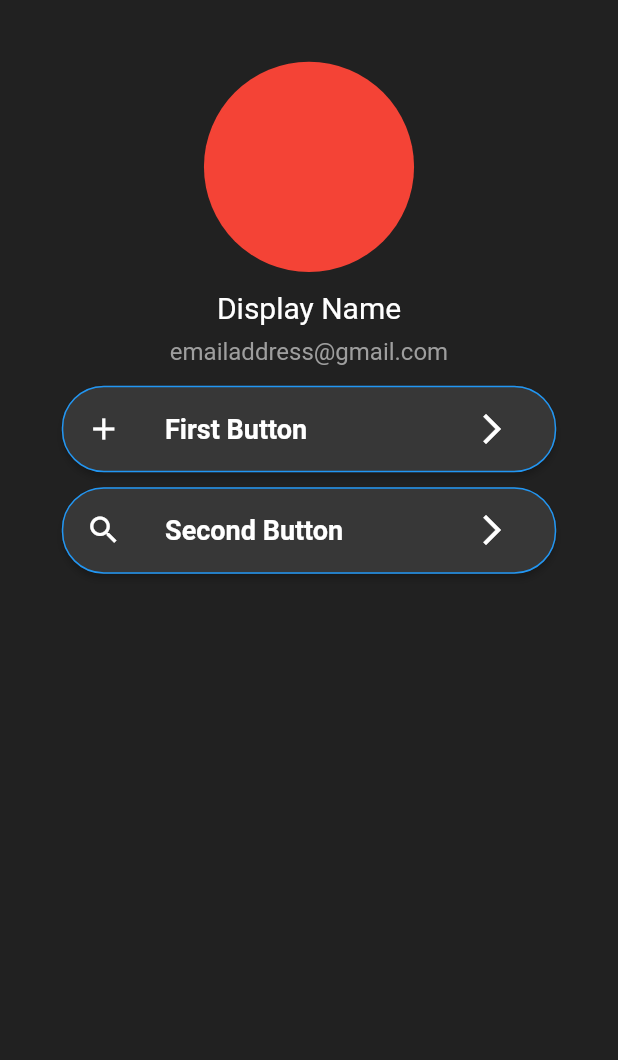
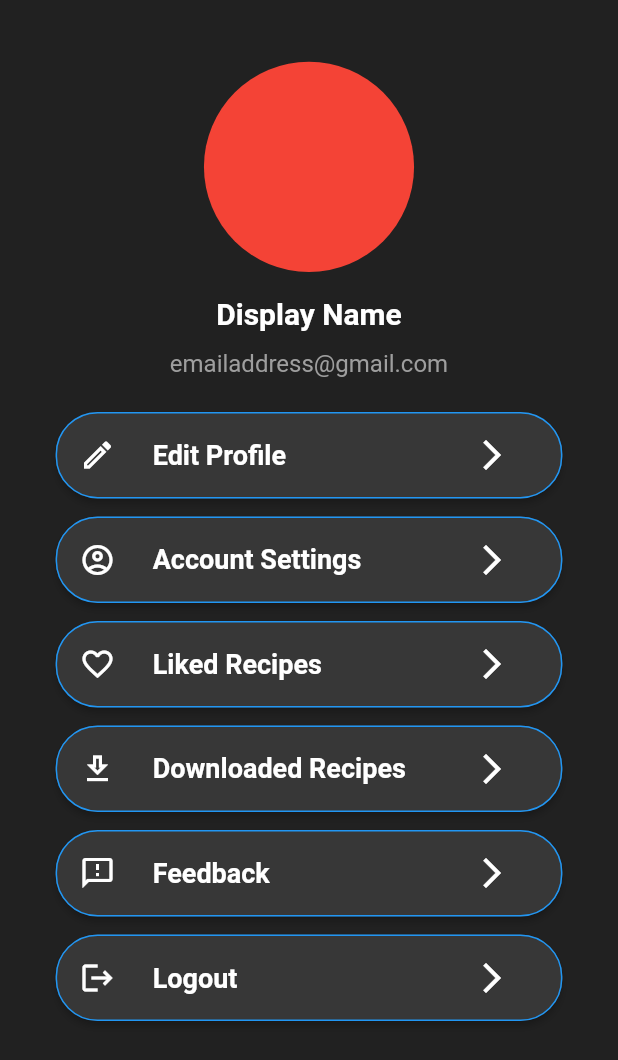
Before and after one commit to Akshaykale84/RecipeApp, a Flutter app: the ProfilePage screen opened directly, on a phone screen of 412 x 824 dp. Shown: the top 1060 px of the screen. Run offline on Flutter 3.47's test engine with Material 2 defaults, Android fonts, the phone set to English and light mode, and no system bars; our stand-ins replace carousel_slider, google_nav_bar.

Commit message:
search & profile page ui completed

```diff
--- a/lib/screens/homepage/components/desert_list.dart
+++ b/lib/screens/homepage/components/desert_list.dart
@@ -17,7 +17,7 @@ class DesertList extends StatelessWidget {
       padding: EdgeInsets.fromLTRB(1, 0, 1, 5),
       decoration: BoxDecoration(
         borderRadius: BorderRadius.circular(20),
-        color: Colors.grey,
+        color: Colors.transparent,
       ),
       margin: EdgeInsets.all(5.0),
       alignment: Alignment.centerLeft,
--- a/lib/screens/homepage/components/popular_list.dart
+++ b/lib/screens/homepage/components/popular_list.dart
@@ -16,7 +16,7 @@ class PopularList extends StatelessWidget {
       padding: EdgeInsets.fromLTRB(1, 0, 1, 5),
       decoration: BoxDecoration(
         borderRadius: BorderRadius.circular(20),
-        color: Colors.grey,
+        color: Colors.transparent,
       ),
       margin: EdgeInsets.all(5.0),
       alignment: Alignment.centerLeft,
--- a/lib/screens/profilepage/components/profile_button.dart
+++ b/lib/screens/profilepage/components/profile_button.dart
@@ -14,9 +14,9 @@ class ProfileButton extends StatelessWidget {
   @override
   Widget build(BuildContext context) {
     return Container(
-      margin: EdgeInsets.all(5),
+      margin: EdgeInsets.all(6),
       height: MediaQuery.of(context).size.height * 0.07,
-      width: MediaQuery.of(context).size.width * 0.80,
+      width: MediaQuery.of(context).size.width * 0.82,
       child: RaisedButton(
         color: Color(0xff373737),
         shape: RoundedRectangleBorder(
@@ -37,12 +37,12 @@ class ProfileButton extends StatelessWidget {
             color: Colors.white,
           ),
           SizedBox(
-            width: MediaQuery.of(context).size.width * 0.07,
+            width: MediaQuery.of(context).size.width * 0.06,
           ),
           Row(
             children: [
               Container(
-                width: MediaQuery.of(context).size.width * 0.50,
+                width: MediaQuery.of(context).size.width * 0.52,
                 child: Text(
                   "$data",
                   style: TextStyle(
--- a/lib/screens/profilepage/profile_page.dart
+++ b/lib/screens/profilepage/profile_page.dart
@@ -1,5 +1,6 @@
 import 'package:flutter/material.dart';
 import 'package:RecipeApp/screens/profilepage/profile_export.dart';
+
 class ProfilePage extends StatelessWidget {
   const ProfilePage({Key key}) : super(key: key);
 
@@ -27,42 +28,69 @@ class ProfilePage extends StatelessWidget {
                 ),
               ),
               SizedBox(
+                height: MediaQuery.of(context).size.height * 0.02,
+              ),
+              Container(
+                child: Center(
+                  child: Text(
+                    "Display Name",
+                    style: TextStyle(
+                      color: Colors.white,
+                      fontSize: 20,
+                      fontWeight: FontWeight.bold,
+                    ),
+                  ),
+                ),
+              ),
+              SizedBox(
                 height: MediaQuery.of(context).size.height * 0.015,
               ),
               Container(
                 child: Center(
                   child: Text(
-                    "Display Name",
-                    style: TextStyle(color: Colors.white, fontSize: 20),
+                    "emailaddress@gmail.com",
+                    style: TextStyle(
+                      color: Colors.grey,
+                      fontSize: 16,
+                    ),
                   ),
                 ),
               ),
               SizedBox(
-                height: MediaQuery.of(context).size.height * 0.01,
-              ),
-              Container(
-                child: Center(
-                  child: Text(
-                    "emailaddress@gmail.com",
-                    style: TextStyle(color: Colors.grey, fontSize: 16),
-                  ),
-                ),
-              ),
-              SizedBox(
-                height: MediaQuery.of(context).size.height * 0.01,
+                height: MediaQuery.of(context).size.height * 0.02,
               ),
               Container(
                 child: Column(
                   children: <Widget>[
                     ProfileButton(
-                      icon: Icons.add,
-                      data: "First Button",
+                      icon: Icons.edit_outlined,
+                      data: "Edit Profile",
                       tap: () {},
                     ),
                     ProfileButton(
-                      icon: Icons.search,
-                      data: "Second Button",
+                      icon: Icons.account_circle_outlined,
+                      data: "Account Settings",
+                      tap: () {},
+                    ),
+                    ProfileButton(
+                      icon: Icons.favorite_border_outlined,
+                      data: "Liked Recipes",
                       tap: () => print("hhh"),
+                    ),
+                    ProfileButton(
+                      icon: Icons.download_outlined,
+                      data: "Downloaded Recipes",
+                      tap: () {},
+                    ),
+                    ProfileButton(
+                      icon: Icons.feedback_outlined,
+                      data: "Feedback",
+                      tap: () {},
+                    ),
+                    ProfileButton(
+                      icon: Icons.logout,
+                      data: "Logout",
+                      tap: () {},
                     ),
                   ],
                 ),
```
Also changed, not shown: lib/screens/homepage/components/beverages_list.dart (+5 -2 lines), lib/screens/homepage/components/body.dart (+2 -46 lines), lib/screens/homepage/components/low_calories_list.dart (+13 -3 lines), lib/screens/searchpage/components/ingredients.dart (added, +40 -0 lines), lib/screens/searchpage/components/nutrition_info.dart (added, +74 -0 lines), lib/screens/searchpage/components/preparation.dart (added, +66 -0 lines), lib/screens/searchpage/components/recipe_datails.dart (added, +81 -0 lines), lib/screens/searchpage/components/recipe_info.dart (added, +41 -0 lines), lib/screens/searchpage/components/recipe_photo.dart (added, +21 -0 lines), lib/screens/searchpage/components/related_recipes.dart (added, +60 -0 lines), lib/screens/searchpage/components/search_result.dart (+15 -10 lines), lib/screens/searchpage/search_export.dart (added, +8 -0 lines), lib/screens/searchpage/search_page.dart (+13 -7 lines).
